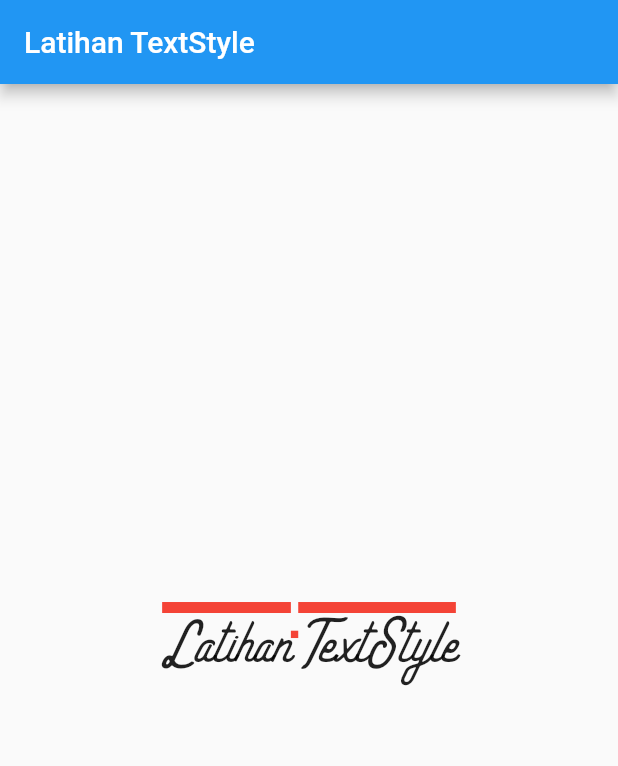
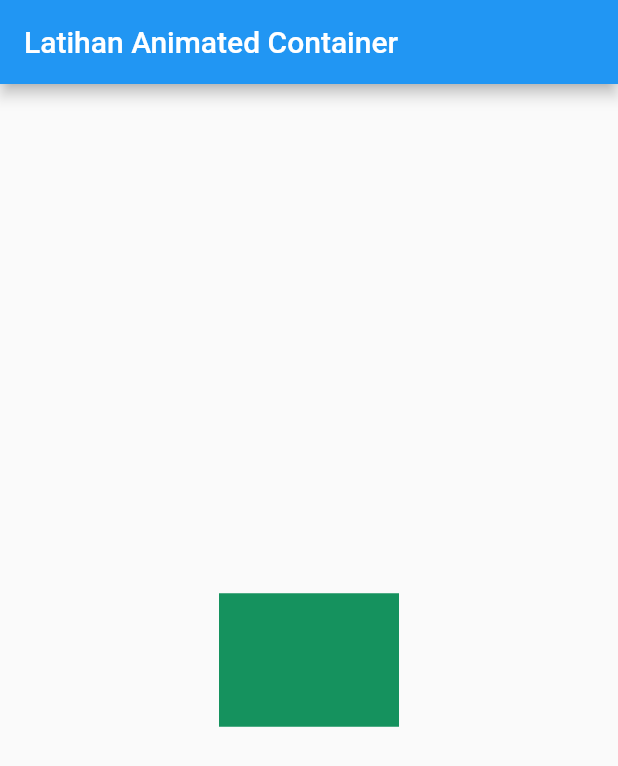
Before and after one commit to gzeinnumer/flutter_fundamental_yt, a Flutter app: the screen it shows after launch, on a phone screen of 412 x 824 dp. Shown: the top 766 px of the screen. Run offline on Flutter 3.47's test engine with Material 2 defaults, Android fonts, the phone set to English and light mode, and no system bars.

Commit message:
Animated On Touch

```diff
--- a/lib/main.dart
+++ b/lib/main.dart
@@ -1,3 +1,4 @@
+import 'dart:math';
 import 'dart:ui';
 
 import 'package:flutter/cupertino.dart';
@@ -11,29 +12,28 @@ class MyApp extends StatefulWidget {
 }
 
 class _MyAppState extends State<MyApp> {
+  Random random = Random();
+
   @override
   Widget build(BuildContext context) {
     return MaterialApp(
+      debugShowCheckedModeBanner: false,
       home: Scaffold(
         appBar: AppBar(
-          title: Text("Latihan TextStyle"),
+          title: Text("Latihan Animated Container"),
         ),
         body: Center(
-          child: Column(
-            mainAxisAlignment: MainAxisAlignment.center,
-            children: [
-              Text(
-                "Latihan TextStyle",
-                style: TextStyle(
-                  fontStyle: FontStyle.italic,
-                  fontFamily: "Volaroid",
-                  fontSize: 20,
-                  decoration: TextDecoration.overline,
-                  decorationColor: Colors.red,
-                  decorationThickness: 5
-                ),
-              )
-            ],
+          child: GestureDetector(
+            onTap: () {
+              setState(() {});
+            },
+            child: AnimatedContainer(
+              duration: Duration(milliseconds: 500),
+              width: 50.0 + random.nextInt(150),
+              height: 50.0 + random.nextInt(200) / 1 + random.nextInt(3),
+              color: Color.fromARGB(255, random.nextInt(256),
+                  random.nextInt(256), random.nextInt(256)),
+            ),
           ),
         ),
       ),
```
